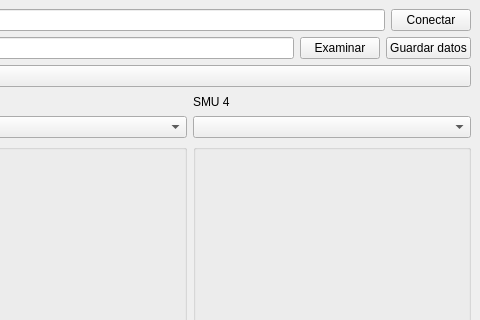
First picture: the form in gui/ui/Keithley.ui, repository jsantos17/Tesis, before the edit; both pictures show x 670 to 1150 and y 0 to 320 of the 1150 by 641 pixel window.
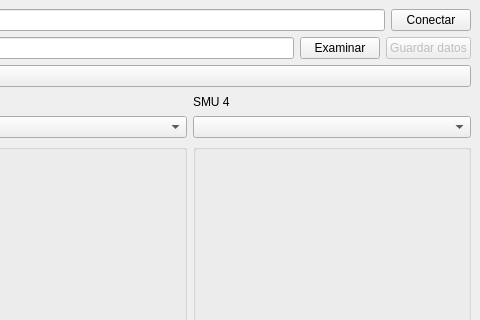
Second picture: the form after the edit.

Commit message: Save data button disabled if measure has not been made & error messages on empty IP

Patch:
```diff
--- a/gui/ui/Keithley.ui
+++ b/gui/ui/Keithley.ui
@@ -261,6 +261,9 @@
         </item>
         <item>
          <widget class="QPushButton" name="save_button">
+          <property name="enabled">
+           <bool>false</bool>
+          </property>
           <property name="text">
            <string>Guardar datos</string>
           </property>
```
The commit also changes 3 other files.
